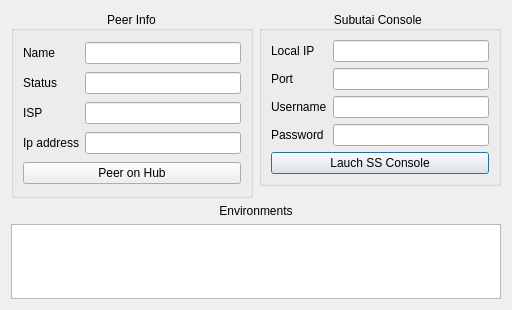
Above: hub/forms/DlgPeer.ui from subutai-io/control-center before the change. Below: the same form after it.
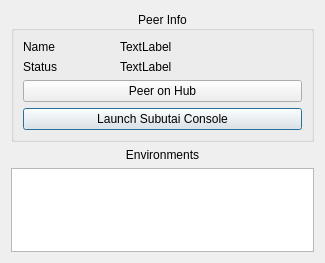
That is the form after the change.

Commit message: launch ss console

Patch:
```diff
--- a/hub/forms/DlgPeer.ui
+++ b/hub/forms/DlgPeer.ui
@@ -6,77 +6,28 @@
    <rect>
     <x>0</x>
     <y>0</y>
-    <width>512</width>
-    <height>310</height>
+    <width>325</width>
+    <height>263</height>
    </rect>
   </property>
   <property name="windowTitle">
    <string>Dialog</string>
   </property>
   <layout class="QGridLayout" name="gridLayout">
-   <item row="0" column="1">
-    <widget class="QGroupBox" name="gr_launch_ss">
-     <property name="title">
-      <string>Subutai Console </string>
-     </property>
-     <property name="alignment">
-      <set>Qt::AlignCenter</set>
-     </property>
-     <layout class="QGridLayout" name="gridLayout_3">
-      <item row="0" column="0">
-       <widget class="QLabel" name="label">
-        <property name="text">
-         <string>Local IP</string>
-        </property>
-       </widget>
-      </item>
-      <item row="0" column="1">
-       <widget class="QLineEdit" name="le_local_ip"/>
-      </item>
-      <item row="1" column="0">
-       <widget class="QLabel" name="label_2">
-        <property name="text">
-         <string>Port</string>
-        </property>
-       </widget>
-      </item>
-      <item row="1" column="1">
-       <widget class="QLineEdit" name="le_port"/>
-      </item>
-      <item row="2" column="0">
-       <widget class="QLabel" name="label_3">
-        <property name="text">
-         <string>Username</string>
-        </property>
-       </widget>
-      </item>
-      <item row="2" column="1">
-       <widget class="QLineEdit" name="le_user"/>
-      </item>
-      <item row="3" column="0">
-       <widget class="QLabel" name="label_4">
-        <property name="text">
-         <string>Password</string>
-        </property>
-       </widget>
-      </item>
-      <item row="3" column="1">
-       <widget class="QLineEdit" name="le_pass"/>
-      </item>
-      <item row="4" column="0" colspan="2">
-       <widget class="QPushButton" name="btn_launch_console">
-        <property name="text">
-         <string>Lauch SS Console</string>
-        </property>
-       </widget>
-      </item>
-     </layout>
-    </widget>
-   </item>
    <item row="4" column="0" colspan="2">
     <widget class="QTableWidget" name="tbl_envs"/>
    </item>
-   <item row="0" column="0" rowspan="3">
+   <item row="3" column="0" colspan="2">
+    <widget class="QLabel" name="lbl_envs">
+     <property name="text">
+      <string>Environments</string>
+     </property>
+     <property name="alignment">
+      <set>Qt::AlignCenter</set>
+     </property>
+    </widget>
+   </item>
+   <item row="0" column="0" rowspan="3" colspan="2">
     <widget class="QGroupBox" name="gr_peer_info">
      <property name="title">
       <string>Peer Info</string>
@@ -85,16 +36,6 @@
       <set>Qt::AlignCenter</set>
      </property>
      <layout class="QGridLayout" name="gridLayout_2">
-      <item row="0" column="0">
-       <widget class="QLabel" name="label_8">
-        <property name="text">
-         <string>Name</string>
-        </property>
-       </widget>
-      </item>
-      <item row="0" column="1">
-       <widget class="QLineEdit" name="le_name"/>
-      </item>
       <item row="1" column="0">
        <widget class="QLabel" name="label_9">
         <property name="text">
@@ -102,49 +43,44 @@
         </property>
        </widget>
       </item>
-      <item row="1" column="1">
-       <widget class="QLineEdit" name="le_status"/>
-      </item>
-      <item row="2" column="0">
-       <widget class="QLabel" name="label_10">
+      <item row="3" column="0" colspan="3">
+       <widget class="QPushButton" name="btn_launch_console">
         <property name="text">
-         <string>ISP</string>
+         <string>Launch Subutai Console</string>
         </property>
        </widget>
       </item>
-      <item row="2" column="1">
-       <widget class="QLineEdit" name="le_isp"/>
-      </item>
-      <item row="3" column="0">
-       <widget class="QLabel" name="label_11">
+      <item row="0" column="0">
+       <widget class="QLabel" name="label_8">
         <property name="text">
-         <string>Ip address</string>
+         <string>Name</string>
         </property>
        </widget>
       </item>
-      <item row="3" column="1">
-       <widget class="QLineEdit" name="le_ip_address"/>
-      </item>
-      <item row="4" column="0" colspan="2">
+      <item row="2" column="0" colspan="3">
        <widget class="QPushButton" name="btn_peer_on_hub">
         <property name="text">
          <string>Peer on Hub</string>
         </property>
        </widget>
       </item>
+      <item row="0" column="1" colspan="2">
+       <widget class="QLabel" name="lbl_peer_name">
+        <property name="text">
+         <string>TextLabel</string>
+        </property>
+       </widget>
+      </item>
+      <item row="1" column="1" colspan="2">
+       <widget class="QLabel" name="lbl_peer_status">
+        <property name="text">
+         <string>TextLabel</string>
+        </property>
+       </widget>
+      </item>
      </layout>
     </widget>
    </item>
-   <item row="3" column="0" colspan="2">
-    <widget class="QLabel" name="lbl_envs">
-     <property name="text">
-      <string>Environments</string>
-     </property>
-     <property name="alignment">
-      <set>Qt::AlignCenter</set>
-     </property>
-    </widget>
-   </item>
   </layout>
  </widget>
  <resources/>
```
The commit also changes 14 other files.
